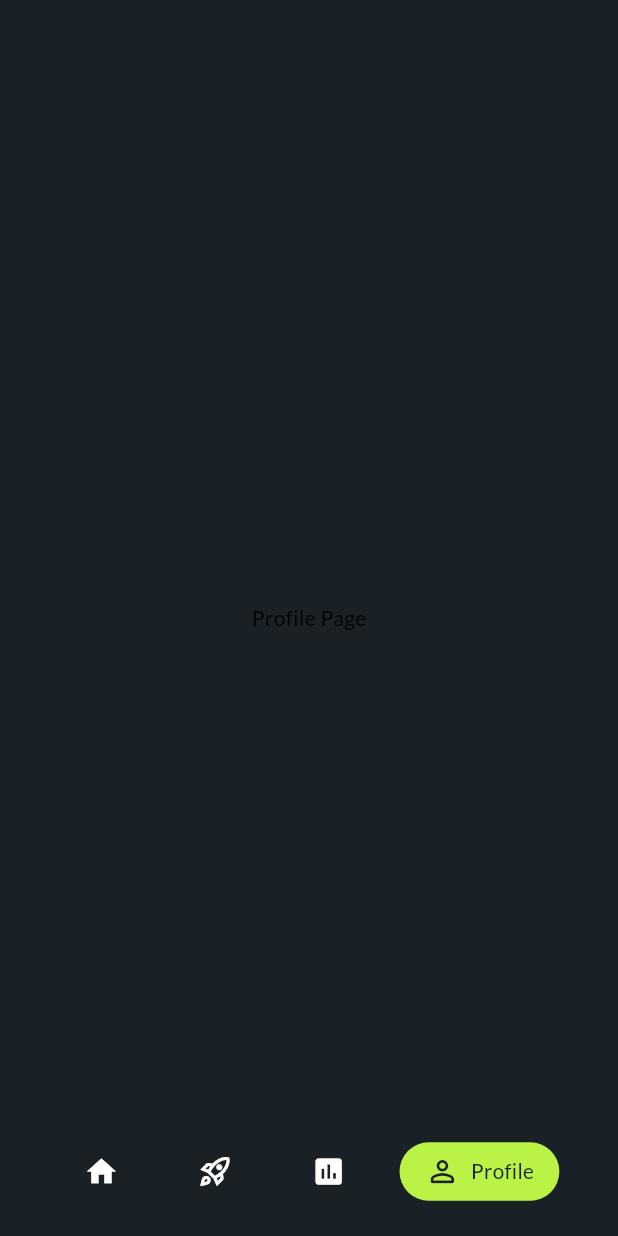
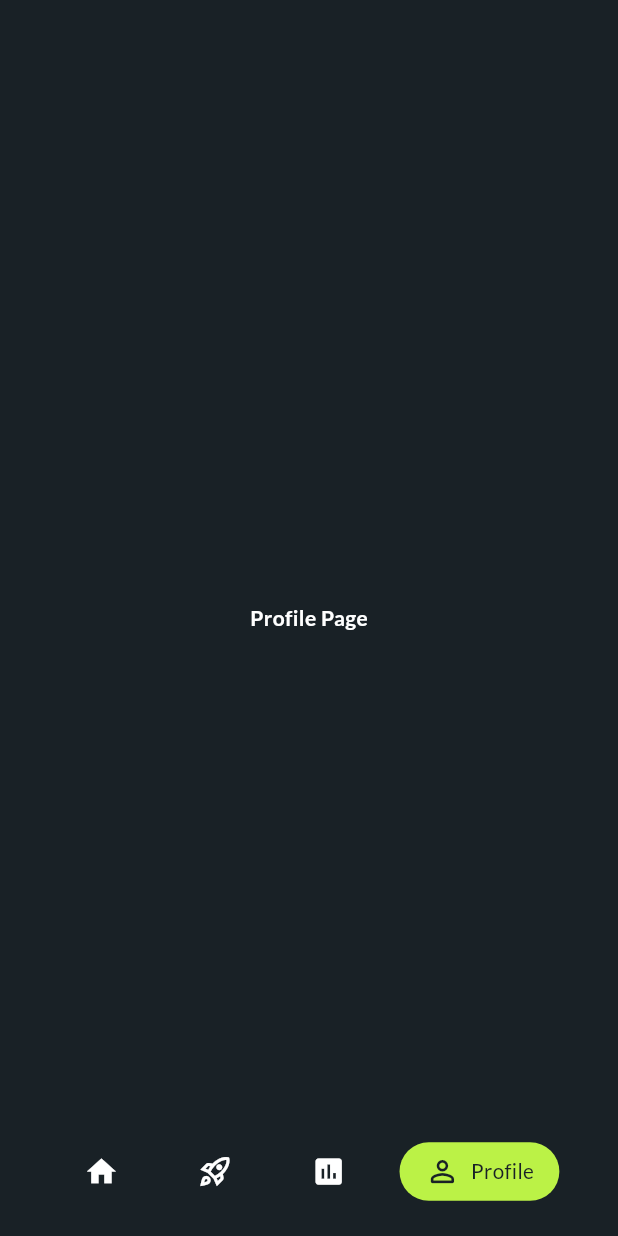
Before and after one commit to AnkitCodexaHub/fitness_app, a Flutter app: the screen it shows after launch, item 4 of the bottom bar chosen, on a phone screen of 412 x 824 dp. Run offline on Flutter 3.47's test engine with Material 3 defaults, Android fonts, the phone set to English and light mode, and no system bars; our stand-ins replace flutter_svg, get, google_fonts, gradient_borders; missing offline and left inert: water_animation.

Commit message:
third commit

```diff
--- a/lib/app/modules/navigation/views/navigation_view.dart
+++ b/lib/app/modules/navigation/views/navigation_view.dart
@@ -13,7 +13,7 @@ class NavigationView extends GetView<NavigationController> {
     HomeScreenView(),
     ExploreScreenView(),
     ActivityScreenView(),
-    Center(child: Text("Profile Page")),
+    Center(child: Text("Profile Page",style: TextStyle(color: Colors.white,fontWeight: FontWeight.bold),)),
   ];
 
   @override
--- a/lib/main.dart
+++ b/lib/main.dart
@@ -11,7 +11,7 @@ class MyApp extends StatelessWidget {
   @override
   Widget build(BuildContext context) {
     return GetMaterialApp(
-      title: "Application",
+      title: "Fitness App",
       debugShowCheckedModeBanner: false,
       theme: AppTheme.lightTheme,
       initialRoute: AppPages.INITIAL,
```
Also changed, not shown: 5 other files.
